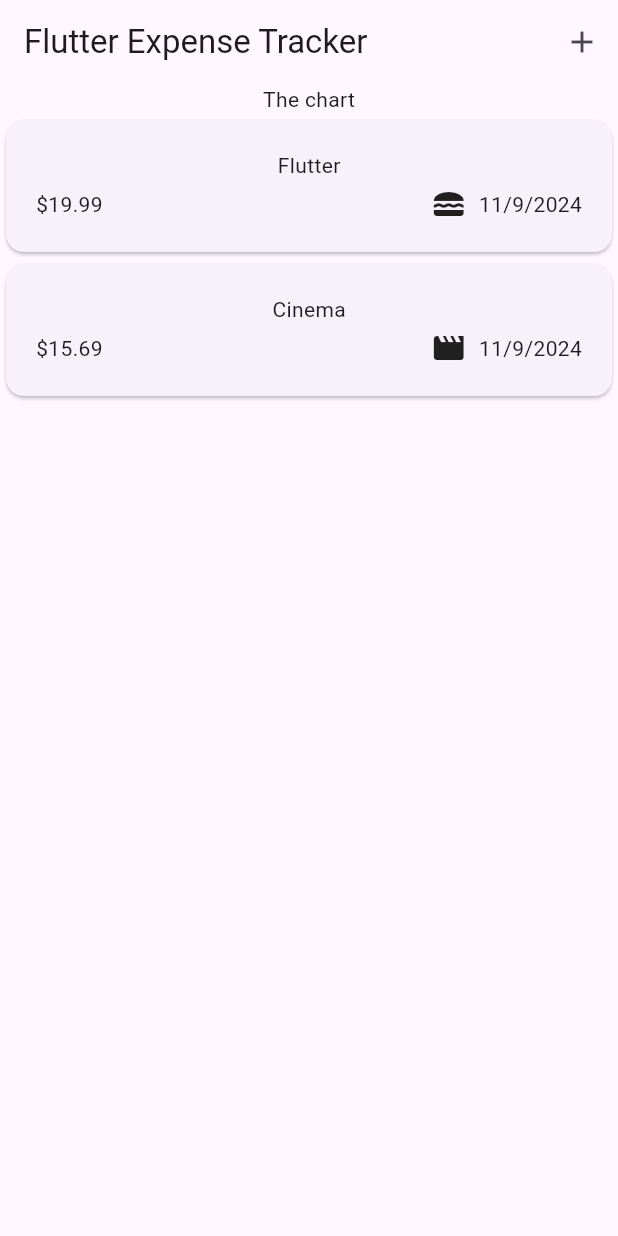
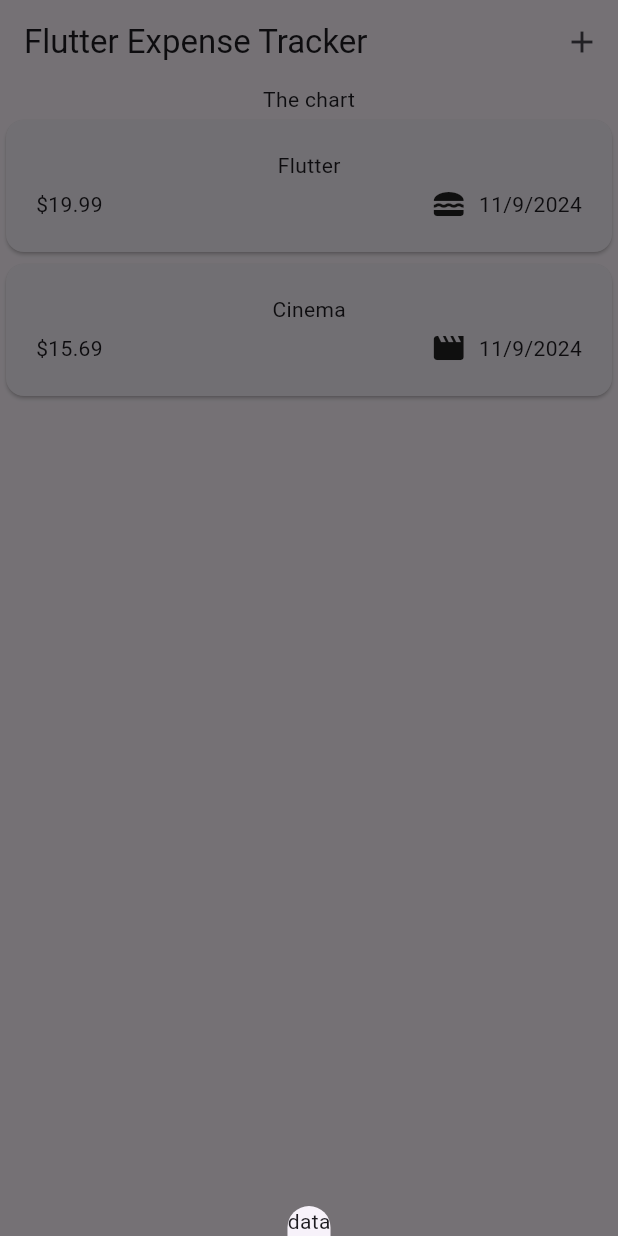
Before and after one commit to figboy9/flutter_expense_tracker, a Flutter app: the screen it shows after launch, after a tap on the "add" icon, on a phone screen of 412 x 824 dp. Run offline on Flutter 3.47's test engine with Material 3 defaults, Android fonts, the phone set to English and light mode, and no system bars.

Commit message:
add add expense modal

```diff
--- a/lib/widgets/expenses.dart
+++ b/lib/widgets/expenses.dart
@@ -26,13 +26,18 @@ class _ExpensesState extends State<Expenses> {
       category: Category.leisure,
     )
   ];
+  void _openAddExpenseOverlay() {
+    showModalBottomSheet(context: context, builder: (ctx) => Text('data'));
+  }
+
   @override
   Widget build(BuildContext context) {
     return Scaffold(
       appBar: AppBar(
         title: const Text('Flutter Expense Tracker'),
         actions: [
-          IconButton(onPressed: () {}, icon: const Icon(Icons.add)),
+          IconButton(
+              onPressed: _openAddExpenseOverlay, icon: const Icon(Icons.add)),
         ],
       ),
       body: Column(
```
